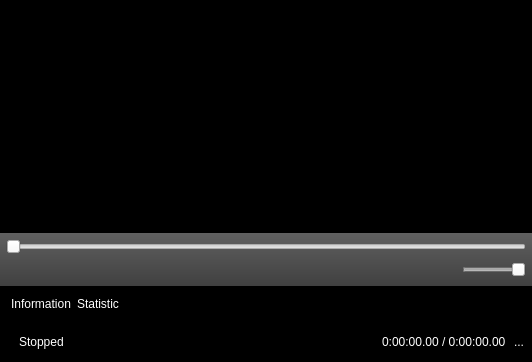
Before: the Qt Designer form hostwindow.ui in mpc-qt/mpc-qt, drawn with Qt 5.
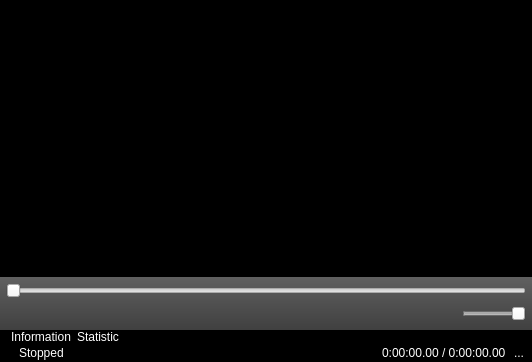
After: the same form once the commit is applied. Icons and pictures are not drawn.

Commit message:
Implement fullscreen switching
This doesn't ACTUALLY tell libmpv to go fullscreen, we make our own
window fullscreen and hide everything. :)

Diff of the .ui file:
```diff
--- a/hostwindow.ui
+++ b/hostwindow.ui
@@ -390,6 +390,12 @@
       <item>
        <widget class="QWidget" name="info_stats" native="true">
         <layout class="QFormLayout" name="formLayout">
+         <property name="topMargin">
+          <number>0</number>
+         </property>
+         <property name="bottomMargin">
+          <number>0</number>
+         </property>
          <item row="0" column="0">
           <widget class="QLabel" name="info">
            <property name="text">
@@ -413,9 +419,15 @@
          <property name="leftMargin">
           <number>6</number>
          </property>
+         <property name="topMargin">
+          <number>0</number>
+         </property>
          <property name="rightMargin">
           <number>6</number>
          </property>
+         <property name="bottomMargin">
+          <number>0</number>
+         </property>
          <item>
           <widget class="QLabel" name="tinyicon">
            <property name="pixmap">
```
Left out of the diff: 4 changed lines with no effect on the pictures. The commit also changes 2 other files.
